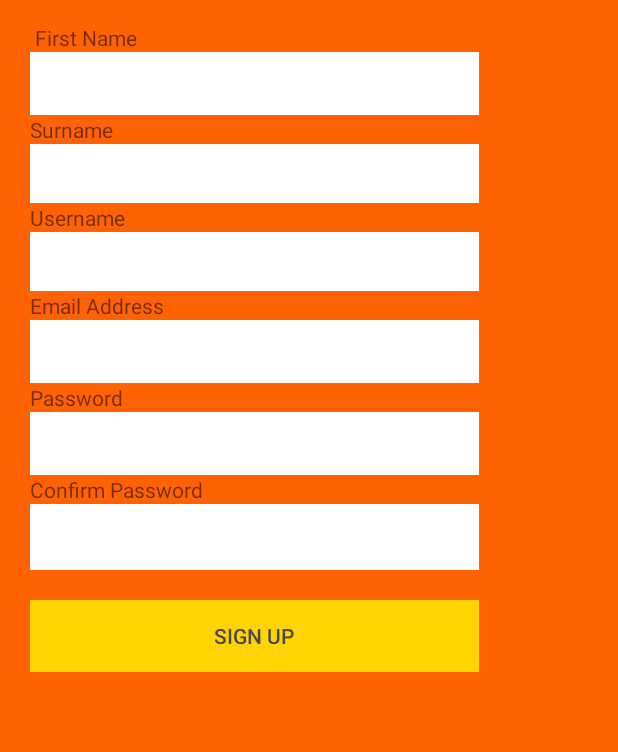
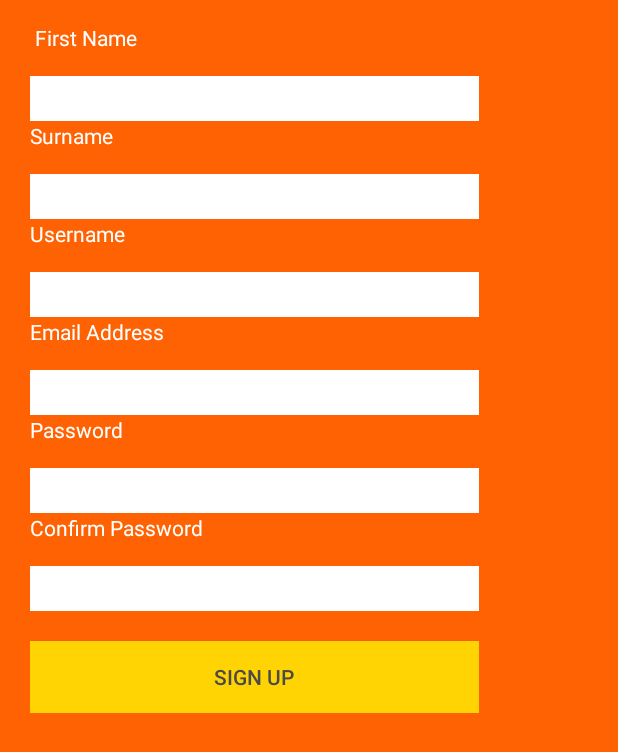
Before and after one commit to silsal/UCDine, an Android app: the SignUp screen opened directly, with no data from a screen before it, on a phone screen of 412 x 824 dp. Shown: the top 752 px of the screen. Run offline under Robolectric (Android 15) with nearby library versions, the light colour scheme and no system bars.

Commit message:
login/signup/menu stylings

```diff
--- a/app/src/main/res/layout/signup.xml
+++ b/app/src/main/res/layout/signup.xml
@@ -25,14 +25,17 @@
 
             <TextView
                 android:layout_marginTop="15dp"
+                android:layout_marginBottom="@dimen/activity_vertical_margin"
+
                 android:text=" First Name"
                 android:layout_width="118dp"
                 android:layout_height="wrap_content"
-                android:id="@+id/textView5" />
+                android:id="@+id/textView5"
+                android:textColor="@color/white" />
 
             <EditText
                 android:layout_width="match_parent"
-                android:layout_height="42dp"
+                android:layout_height="30dp"
                 android:inputType="textPersonName"
                 android:ems="10"
                 android:id="@+id/TFname"
@@ -41,12 +44,14 @@
             <TextView
                 android:text="Surname"
                 android:layout_width="match_parent"
+                android:layout_marginBottom="@dimen/activity_vertical_margin"
                 android:layout_height="wrap_content"
-                android:id="@+id/textView6" />
+                android:id="@+id/textView6"
+                android:textColor="@color/white" />
 
             <EditText
                 android:layout_width="match_parent"
-                android:layout_height="39dp"
+                android:layout_height="30dp"
                 android:inputType="textPersonName"
                 android:ems="10"
                 android:id="@+id/TFsurname"
@@ -54,27 +59,32 @@
 
             <TextView
                 android:text="Username"
+                android:layout_marginBottom="@dimen/activity_vertical_margin"
                 android:layout_width="match_parent"
                 android:layout_height="wrap_content"
-                android:id="@+id/textView7" />
+                android:id="@+id/textView7"
+                android:textColor="@color/white" />
 
             <EditText
                 android:layout_width="match_parent"
-                android:layout_height="39dp"
+                android:layout_height="30dp"
                 android:inputType="textPersonName"
                 android:ems="10"
                 android:id="@+id/TFusername"
-                android:background="@color/white" />
+                android:background="@color/white"
+                android:textColor="@color/white" />
 
             <TextView
                 android:text="Email Address"
+                android:layout_marginBottom="@dimen/activity_vertical_margin"
                 android:layout_width="match_parent"
                 android:layout_height="wrap_content"
-                android:id="@+id/textView8" />
+                android:id="@+id/textView8"
+                android:textColor="@color/white" />
 
             <EditText
                 android:layout_width="match_parent"
-                android:layout_height="42dp"
+                android:layout_height="30dp"
                 android:inputType="textPersonName"
                 android:ems="10"
                 android:id="@+id/TFemail"
@@ -82,13 +92,15 @@
 
             <TextView
                 android:text="Password"
+                android:layout_marginBottom="@dimen/activity_vertical_margin"
                 android:layout_width="match_parent"
                 android:layout_height="wrap_content"
-                android:id="@+id/textView9" />
+                android:id="@+id/textView9"
+                android:textColor="@color/white" />
 
             <EditText
                 android:layout_width="match_parent"
-                android:layout_height="42dp"
+                android:layout_height="30dp"
                 android:inputType="textPassword"
                 android:ems="10"
                 android:id="@+id/TFpass1"
@@ -96,13 +108,15 @@
 
             <TextView
                 android:text="Confirm Password"
+                android:layout_marginBottom="@dimen/activity_vertical_margin"
                 android:layout_width="match_parent"
                 android:layout_height="wrap_content"
-                android:id="@+id/textView10" />
+                android:id="@+id/textView10"
+                android:textColor="@color/white" />
 
             <EditText
                 android:layout_width="match_parent"
-                android:layout_height="44dp"
+                android:layout_height="30dp"
                 android:inputType="textPassword"
                 android:ems="10"
                 android:id="@+id/TFpass2"
```
Also changed, not shown: app/src/main/res/layout/activity_main.xml (+60 -58 lines), app/src/main/res/layout/display.xml (+5 -4 lines).
